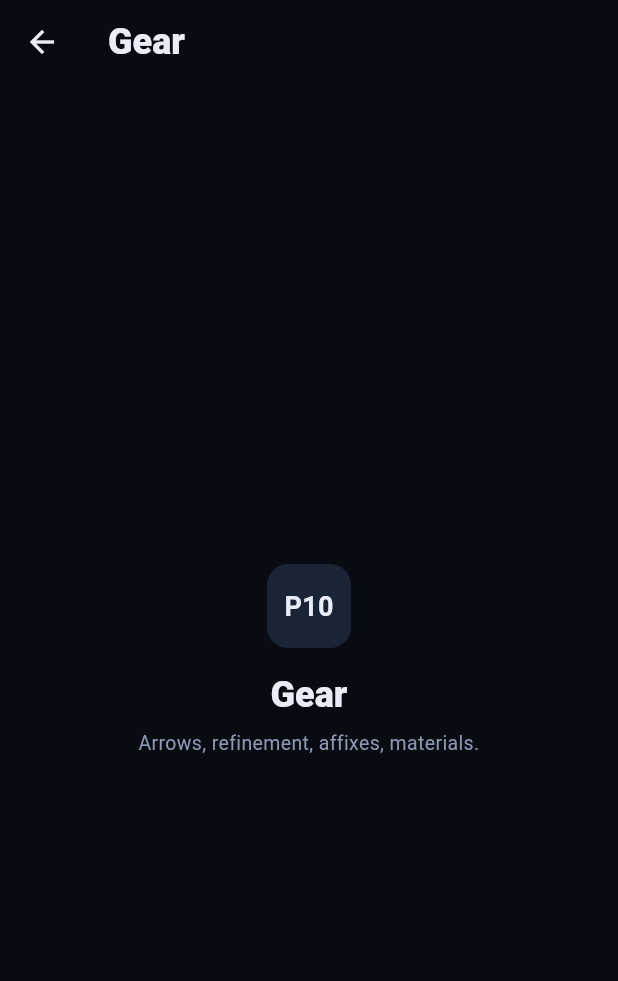
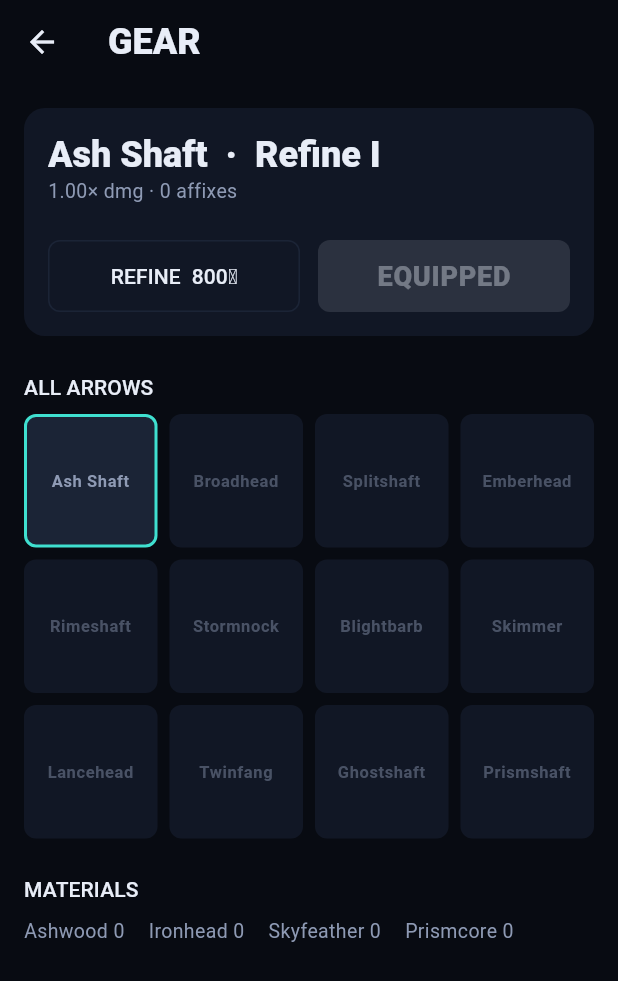
Before and after one commit to Abhi26116/quiverFall, a Flutter app: the screen it shows after launch, item 3 of the bottom bar chosen, on a phone screen of 412 x 824 dp. Shown: the top 981 px of the screen. Run offline on Flutter 3.47's test engine with Material 3 defaults, Android fonts, the phone set to English and light mode, and no system bars; our stand-ins replace flutter_riverpod, freezed_annotation, get_it, go_router, hive_ce, hive_ce_flutter; missing offline and left inert: flame; accounts and stored records are empty; Roboto replaces fonts that are missing (Body, Display).

Commit message:
Task 7 part 4: the Gear screen
docs/10-ui-ux.md §10.11: the equipped arrow's detail panel, the 12-arrow
roster grid, and materials — wired to ArrowWorkshop, the same shape the
Hero screen already established for HeroWorkshop.

lib/features/gear/presentation/gear_screen.dart:
- Detail panel dispatches on ownership: an unowned selected arrow shows
  its craft cost and a CRAFT button; an owned one shows its refine level
  (roman numeral), composed baseMult, one row per rolled affix (name +
  formatted value, a lock toggle, and a live-priced reroll button that
  disappears once locked), REFINE (disabled at V), and EQUIP.
- ALL ARROWS grid: all 12 arrows, unowned ones dimmed, tap to select —
  selecting never equips, so browsing an unaffordable arrow is free.
- MATERIALS: the four wallet material counts.

Refine and reroll draw fresh entropy per tap
(Rng(DateTime.now().microsecondsSinceEpoch)) rather than a seed carried
on PlayerSave — docs/12 §12.0's determinism requirement is about runs
and the balance harness, not a menu-screen gacha-style roll, so there is
nothing to replay here and no seed worth persisting.

app_router.dart: /gear now builds a real GearScreen instead of its
placeholder.

Tests: gear_screen_test.dart (8 — opens on the equipped arrow; selecting
an unowned arrow shows its craft panel; CRAFT spends and adds the
instance; REFINE spends gold+materials, advances refineLevel and rolls
exactly one affix; the materials row's counts; reroll's escalating cost
and session counter; locking an affix hides its reroll button; REFINE
disables at max refinement).

flutter analyze: clean. flutter test: 976/976 passing.

Co-Authored-By: Claude Sonnet 5 <noreply@anthropic.com>

```diff
--- a/lib/core/routing/app_router.dart
+++ b/lib/core/routing/app_router.dart
@@ -6,6 +6,7 @@ import 'package:quiverfall/data/repositories/player_repository.dart';
 import 'package:quiverfall/features/devtools/sim_bench_screen.dart';
 import 'package:quiverfall/features/gameplay/application/run_coordinator.dart';
 import 'package:quiverfall/features/gameplay/presentation/game_screen.dart';
+import 'package:quiverfall/features/gear/presentation/gear_screen.dart';
 import 'package:quiverfall/features/heroes/presentation/hero_screen.dart';
 import 'package:quiverfall/features/menu/presentation/menu_screen.dart';
 import 'package:quiverfall/features/shell/placeholder_screen.dart';
@@ -103,10 +104,10 @@ class AppRouter {
       ),
       GoRoute(
         path: Routes.gear,
-        builder: (_, __) => const PlaceholderScreen(
-          title: 'Gear',
-          buildPhase: 10,
-          detail: 'Arrows, refinement, affixes, materials.',
+        builder: (_, __) => GearScreen(
+          repository: _repository,
+          arrows: _content.arrows,
+          affixes: _content.affixes,
         ),
       ),
       GoRoute(
--- /dev/null
+++ b/lib/features/gear/presentation/gear_screen.dart
@@ -0,0 +1,472 @@
+import 'package:flutter/material.dart';
+import 'package:quiverfall/core/errors/app_error.dart';
+import 'package:quiverfall/core/result.dart';
+import 'package:quiverfall/core/rng.dart';
+import 'package:quiverfall/core/theme/tokens.dart';
+import 'package:quiverfall/data/models/inventory.dart';
+import 'package:quiverfall/data/models/player_save.dart';
+import 'package:quiverfall/data/repositories/player_repository.dart';
+import 'package:quiverfall/game/arrows/affix_catalogue.dart';
+import 'package:quiverfall/game/arrows/affix_definition.dart';
+import 'package:quiverfall/game/arrows/affix_reroll.dart';
+import 'package:quiverfall/game/arrows/arrow_catalogue.dart';
+import 'package:quiverfall/game/arrows/arrow_definition.dart';
+import 'package:quiverfall/game/arrows/arrow_refinement.dart';
+import 'package:quiverfall/game/arrows/arrow_workshop.dart';
+import 'package:quiverfall/game/arrows/material_tier.dart';
+
+/// docs/10-ui-ux.md §10.11: the equipped arrow's detail (refine level,
+/// baseMult, affix rows with lock/reroll), the 12-arrow roster grid, and
+/// materials — wired to [ArrowWorkshop].
+///
+/// Rerolling and refining draw fresh entropy per tap
+/// (`Rng(DateTime.now().microsecondsSinceEpoch)`) rather than a seed carried
+/// on [PlayerSave]. Nothing about a Gear-screen roll is replayed or balance-
+/// harnessed the way a run's own RNG stream is (docs/12 §12.0's determinism
+/// requirement is about runs and the harness); a fresh seed per tap is the
+/// same "just roll it" shape any other meta-progression gacha pull uses.
+class GearScreen extends StatefulWidget {
+  const GearScreen({
+    required this.repository,
+    required this.arrows,
+    required this.affixes,
+    super.key,
+  });
+
+  final PlayerRepository repository;
+  final ArrowCatalogue arrows;
+  final AffixCatalogue affixes;
+
+  @override
+  State<GearScreen> createState() => _GearScreenState();
+}
+
+class _GearScreenState extends State<GearScreen> {
+  late String _selectedArrowId = widget.repository.save.profile.equippedArrowId;
+
+  void _showError(EconomyError error) {
+    if (!mounted) return;
+    ScaffoldMessenger.of(context)
+      ..hideCurrentSnackBar()
+      ..showSnackBar(SnackBar(content: Text(error.message)));
+  }
+
+  void _apply(Result<PlayerSave, EconomyError> result) {
+    switch (result) {
+      case Ok<PlayerSave, EconomyError>(value: final PlayerSave save):
+        widget.repository.mutate((_) => save);
+      case Err<PlayerSave, EconomyError>(error: final EconomyError error):
+        _showError(error);
+    }
+  }
+
+  Rng _freshRng() => Rng(DateTime.now().microsecondsSinceEpoch);
+
+  @override
+  Widget build(BuildContext context) {
+    return ValueListenableBuilder<PlayerSave?>(
+      valueListenable: widget.repository.saveNotifier,
+      builder: (BuildContext context, PlayerSave? save, _) {
+        if (save == null) {
+          return const Scaffold(
+              body: Center(child: CircularProgressIndicator()));
+        }
+        final ArrowDefinition def = widget.arrows.byKey(_selectedArrowId)!;
+        final ArrowInstance? owned = save.inventory.arrows[_selectedArrowId];
+
+        return Scaffold(
+          appBar: AppBar(title: const Text('GEAR')),
+          body: SafeArea(
+            child: SingleChildScrollView(
+              padding: const EdgeInsets.all(Tokens.space4),
+              child: Column(
+                crossAxisAlignment: CrossAxisAlignment.stretch,
+                children: <Widget>[
+                  KeyedSubtree(
+                    key: const ValueKey<String>('gear-detail'),
+                    child: owned == null
+                        ? _CraftPanel(
+                            definition: def,
+                            save: save,
+                            onCraft: () => _apply(ArrowWorkshop.craft(
+                                save, widget.arrows, def.key)),
+                          )
+                        : _EquippedPanel(
+                            definition: def,
+                            instance: owned,
+                            save: save,
+                            affixes: widget.affixes,
+                            onRefine: () => _apply(ArrowWorkshop.refine(
+                                save, widget.affixes, def.key, _freshRng())),
+                            onReroll: (int slot) => _apply(
+                                ArrowWorkshop.rerollAffix(save, widget.affixes,
+                                    def.key, slot, _freshRng())),
+                            onToggleLock: (int slot, bool lock) => _apply(lock
+                                ? ArrowWorkshop.lockAffix(save, def.key, slot)
+                                : ArrowWorkshop.unlockAffix(
+                                    save, def.key, slot)),
+                            onEquip: () => widget.repository.mutate(
+                              (PlayerSave s) => s.copyWith(
+                                profile: s.profile
+                                    .copyWith(equippedArrowId: def.key),
+                              ),
+                            ),
+                          ),
+                  ),
+                  const SizedBox(height: Tokens.space6),
+                  Text('ALL ARROWS',
+                      style: Theme.of(context).textTheme.labelLarge),
+                  const SizedBox(height: Tokens.space2),
+                  _ArrowGrid(
+                    arrows: widget.arrows,
+                    save: save,
+                    selectedId: _selectedArrowId,
+                    onSelect: (String id) =>
+                        setState(() => _selectedArrowId = id),
+                  ),
+                  const SizedBox(height: Tokens.space6),
+                  Text('MATERIALS',
+                      style: Theme.of(context).textTheme.labelLarge),
+                  const SizedBox(height: Tokens.space2),
+                  _MaterialsRow(save: save),
+                ],
+              ),
+            ),
+          ),
+        );
+      },
+    );
+  }
+}
+
+/// docs/08 §8.4's roman-numeral display for a 0-indexed [ArrowInstance.refineLevel].
+String _romanRefine(int level) {
+  const List<String> numerals = <String>['I', 'II', 'III', 'IV', 'V'];
+  return numerals[level.clamp(0, numerals.length - 1)];
+}
+
+String _formatAffixValue(AffixDefinition def, double value) {
+  return switch (def.archetype) {
+    AffixArchetype.weaving => '+${value.toStringAsFixed(2)}s',
+    AffixArchetype.piercing => '+${value.round()} pierce',
+    AffixArchetype.threaded => '+${value.round()} Confluence cap',
+    _ => '+${(value * 100).toStringAsFixed(1)}%',
+  };
+}
+
+class _CraftPanel extends StatelessWidget {
+  const _CraftPanel({
+    required this.definition,
+    required this.save,
+    required this.onCraft,
+  });
+
+  final ArrowDefinition definition;
+  final PlayerSave save;
+  final VoidCallback onCraft;
+
+  bool get _canAfford {
+    final ArrowCraftCost cost = definition.craftCost;
+    if (save.wallet.gold < cost.gold) return false;
+    for (final MapEntry<int, int> need in cost.materialsByTier.entries) {
+      if (save.wallet.materialCount(MaterialTier.keyFor(need.key)) <
+          need.value) {
+        return false;
+      }
+    }
+    return true;
+  }
+
+  @override
+  Widget build(BuildContext context) {
+    final TextTheme text = Theme.of(context).textTheme;
+    final ArrowCraftCost cost = definition.craftCost;
+    final String materials = cost.materialsByTier.entries
+        .map((MapEntry<int, int> e) => '${e.value} T${e.key}')
+        .join(' · ');
+
+    return Container(
+      padding: const EdgeInsets.all(Tokens.space4),
+      decoration: BoxDecoration(
+        color: Tokens.bgPanel,
+        borderRadius: BorderRadius.circular(Tokens.radiusCard),
+      ),
+      child: Column(
+        crossAxisAlignment: CrossAxisAlignment.start,
+        children: <Widget>[
+          Text(definition.name, style: text.titleLarge),
+          const SizedBox(height: Tokens.space1),
+          Text(definition.description, style: text.bodyMedium),
+          const SizedBox(height: Tokens.space3),
+          Text(
+            materials.isEmpty
+                ? '${cost.gold} gold to craft'
+                : '${cost.gold} gold + $materials to craft',
+            style: text.labelMedium,
+          ),
+          const SizedBox(height: Tokens.space3),
+          FilledButton(
+            onPressed: _canAfford ? onCraft : null,
+            child: const Text('CRAFT'),
+          ),
+        ],
+      ),
+    );
+  }
+}
+
+class _EquippedPanel extends StatelessWidget {
+  const _EquippedPanel({
+    required this.definition,
+    required this.instance,
+    required this.save,
+    required this.affixes,
+    required this.onRefine,
+    required this.onReroll,
+    required this.onToggleLock,
+    required this.onEquip,
+  });
+
+  final ArrowDefinition definition;
+  final ArrowInstance instance;
+  final PlayerSave save;
+  final AffixCatalogue affixes;
+  final VoidCallback onRefine;
+  final ValueChanged<int> onReroll;
+  final void Function(int slot, bool lock) onToggleLock;
+  final VoidCallback onEquip;
+
+  @override
+  Widget build(BuildContext context) {
+    final TextTheme text = Theme.of(context).textTheme;
+    final bool equipped = save.profile.equippedArrowId == definition.key;
+    final double baseMult = definition.baseMult *
+        ArrowRefinement.baseMultMultiplier(instance.refineLevel);
+    final bool atMaxRefine = instance.refineLevel >= ArrowRefinement.maxLevel;
+    final int refineGoldCost =
+        atMaxRefine ? 0 : ArrowRefinement.goldCost(instance.refineLevel);
+    final int rerollCost =
+        AffixReroll.goldCost(save.inventory.rerollCountThisSession);
+
+    return Container(
+      padding: const EdgeInsets.all(Tokens.space4),
+      decoration: BoxDecoration(
+        color: Tokens.bgPanel,
+        borderRadius: BorderRadius.circular(Tokens.radiusCard),
+      ),
+      child: Column(
+        crossAxisAlignment: CrossAxisAlignment.start,
+        children: <Widget>[
+          Text(
+              '${definition.name}  ·  Refine '
+              '${_romanRefine(instance.refineLevel)}',
+              style: text.titleLarge),
+          Text('${baseMult.toStringAsFixed(2)}× dmg · '
+              '${instance.affixes.length} affixes'),
+          const SizedBox(height: Tokens.space3),
+          for (int slot = 0; slot < instance.affixes.length; slot++)
+            _AffixRow(
+              affix: instance.affixes[slot],
+              definition: affixes.byKey(instance.affixes[slot].affixId),
+              locked: instance.lockedAffixSlots.contains(slot),
+              rerollCost: rerollCost,
+              canLockMore: instance.canLockMore,
+              onReroll: () => onReroll(slot),
+              onToggleLock: (bool lock) => onToggleLock(slot, lock),
+            ),
+          const SizedBox(height: Tokens.space3),
+          Row(
+            children: <Widget>[
+              Expanded(
+                child: OutlinedButton(
+                  onPressed: atMaxRefine ? null : onRefine,
+                  child: Text(
+                      atMaxRefine ? 'MAX REFINE' : 'REFINE  $refineGoldCost🪙'),
+                ),
+              ),
+              const SizedBox(width: Tokens.space3),
+              Expanded(
+                child: FilledButton(
+                  onPressed: equipped ? null : onEquip,
+                  child: Text(equipped ? 'EQUIPPED' : 'EQUIP'),
+                ),
+              ),
+            ],
+          ),
+        ],
+      ),
+    );
+  }
+}
+
+class _AffixRow extends StatelessWidget {
+  const _AffixRow({
+    required this.affix,
+    required this.definition,
+    required this.locked,
+    required this.rerollCost,
+    required this.canLockMore,
+    required this.onReroll,
+    required this.onToggleLock,
+  });
+
+  final Affix affix;
+  final AffixDefinition? definition;
+  final bool locked;
+  final int rerollCost;
+  final bool canLockMore;
+  final VoidCallback onReroll;
+  final ValueChanged<bool> onToggleLock;
+
+  @override
+  Widget build(BuildContext context) {
+    final TextTheme text = Theme.of(context).textTheme;
+    final AffixDefinition? def = definition;
+    final String label = def == null
+        ? affix.affixId
+        : '${def.name} ${_formatAffixValue(def, affix.value)}';
+
+    return Padding(
+      padding: const EdgeInsets.symmetric(vertical: Tokens.space1),
+      child: Row(
+        children: <Widget>[
+          Expanded(child: Text(label, style: text.bodyMedium)),
+          IconButton(
+            tooltip: locked ? 'Unlock' : 'Lock',
+            onPressed:
+                locked || canLockMore ? () => onToggleLock(!locked) : null,
+            icon: Icon(
+              locked ? Icons.lock : Icons.lock_open,
+              size: 18,
+              color: locked ? Tokens.accent : Tokens.inkDim,
+            ),
+          ),
+          if (!locked)
+            TextButton(
+              onPressed: onReroll,
+              child: Text('↻$rerollCost'),
+            ),
+        ],
+      ),
+    );
+  }
+}
+
+class _ArrowGrid extends StatelessWidget {
+  const _ArrowGrid({
+    required this.arrows,
+    required this.save,
+    required this.selectedId,
+    required this.onSelect,
+  });
+
+  final ArrowCatalogue arrows;
+  final PlayerSave save;
+  final String selectedId;
+  final ValueChanged<String> onSelect;
+
+  @override
+  Widget build(BuildContext context) {
+    final TextTheme text = Theme.of(context).textTheme;
+    return GridView.count(
+      crossAxisCount: 4,
+      shrinkWrap: true,
+      physics: const NeverScrollableScrollPhysics(),
+      crossAxisSpacing: Tokens.space2,
+      mainAxisSpacing: Tokens.space2,
+      children: <Widget>[
+        for (final ArrowDefinition def in arrows.all)
+          _ArrowTile(
+            key: ValueKey<String>('arrow-tile-${def.key}'),
+            definition: def,
+            owned: save.inventory.arrows.containsKey(def.key),
+            selected: def.key == selectedId,
+            equipped: def.key == save.profile.equippedArrowId,
+            onTap: () => onSelect(def.key),
+            labelStyle: text.labelSmall,
+          ),
+      ],
+    );
+  }
+}
+
+class _ArrowTile extends StatelessWidget {
+  const _ArrowTile({
+    required this.definition,
+    required this.owned,
+    required this.selected,
+    required this.equipped,
+    required this.onTap,
+    required this.labelStyle,
+    super.key,
+  });
+
+  final ArrowDefinition definition;
+  final bool owned;
+  final bool selected;
+  final bool equipped;
+  final VoidCallback onTap;
+  final TextStyle? labelStyle;
+
+  @override
+  Widget build(BuildContext context) {
+    return InkWell(
+      onTap: onTap,
+      borderRadius: BorderRadius.circular(Tokens.radiusChip),
+      child: Container(
+        decoration: BoxDecoration(
+          color: owned ? Tokens.bgRaised : Tokens.bgPanel,
+          borderRadius: BorderRadius.circular(Tokens.radiusChip),
+          border: Border.all(
+            color: selected
+                ? Tokens.accent
+                : (equipped ? Tokens.gold : Colors.transparent),
+            width: 2,
+          ),
+        ),
+        alignment: Alignment.center,
+        padding: const EdgeInsets.all(Tokens.space1),
+        child: Opacity(
+          opacity: owned ? 1.0 : 0.45,
+          child: Text(
+            definition.name,
+            style: labelStyle,
+            textAlign: TextAlign.center,
+            maxLines: 2,
+            overflow: TextOverflow.ellipsis,
+          ),
+        ),
+      ),
+    );
+  }
+}
+
+class _MaterialsRow extends StatelessWidget {
+  const _MaterialsRow({required this.save});
+
+  final PlayerSave save;
+
+  static const List<String> _keys = <String>[
+    'ashwood',
+    'ironhead',
+    'skyfeather',
+    'prismcore',
+  ];
+
+  @override
+  Widget build(BuildContext context) {
+    final TextTheme text = Theme.of(context).textTheme;
+    return Wrap(
+      spacing: Tokens.space4,
+      runSpacing: Tokens.space2,
+      children: <Widget>[
+        for (final String key in _keys)
+          Text(
+            '${key[0].toUpperCase()}${key.substring(1)} '
+            '${save.wallet.materialCount(key)}',
+            style: text.bodyMedium,
+          ),
+      ],
+    );
+  }
+}
```
Also changed, not shown: 1 other file.
